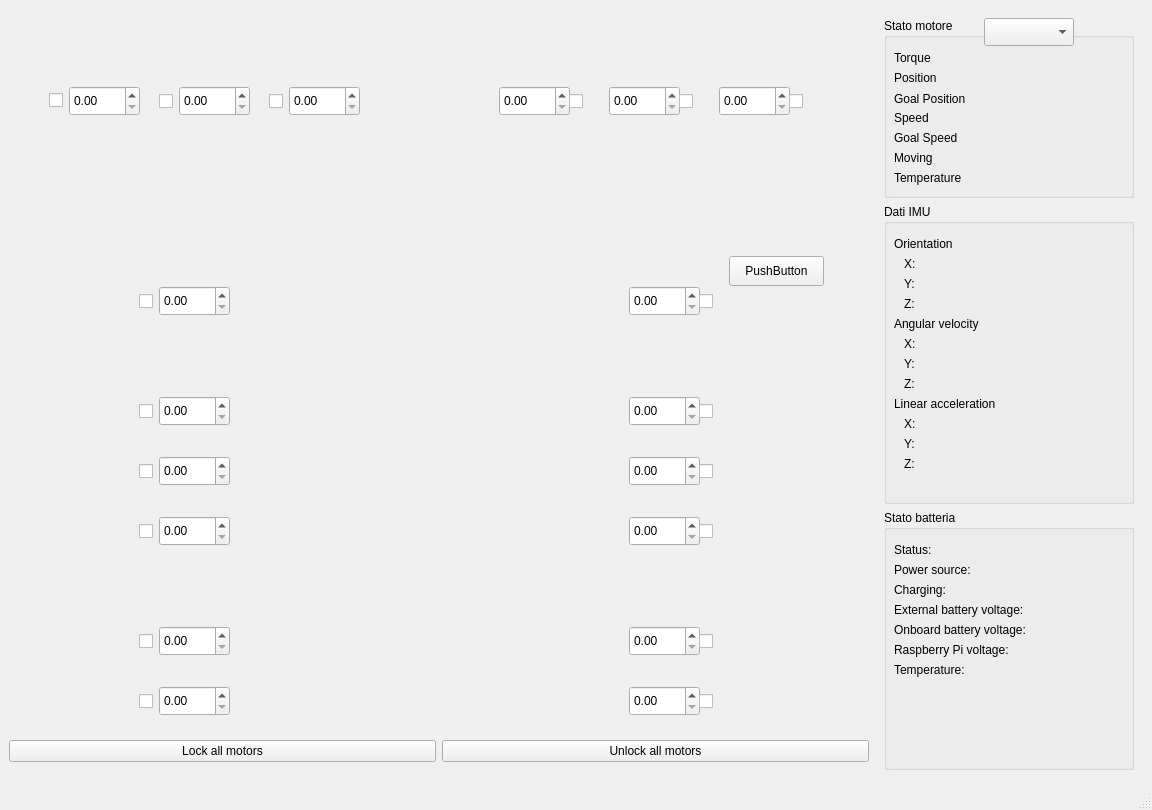
Old version of the form res/GUI.ui in the repository roncapat/RaspBioloid-ControlPanel.
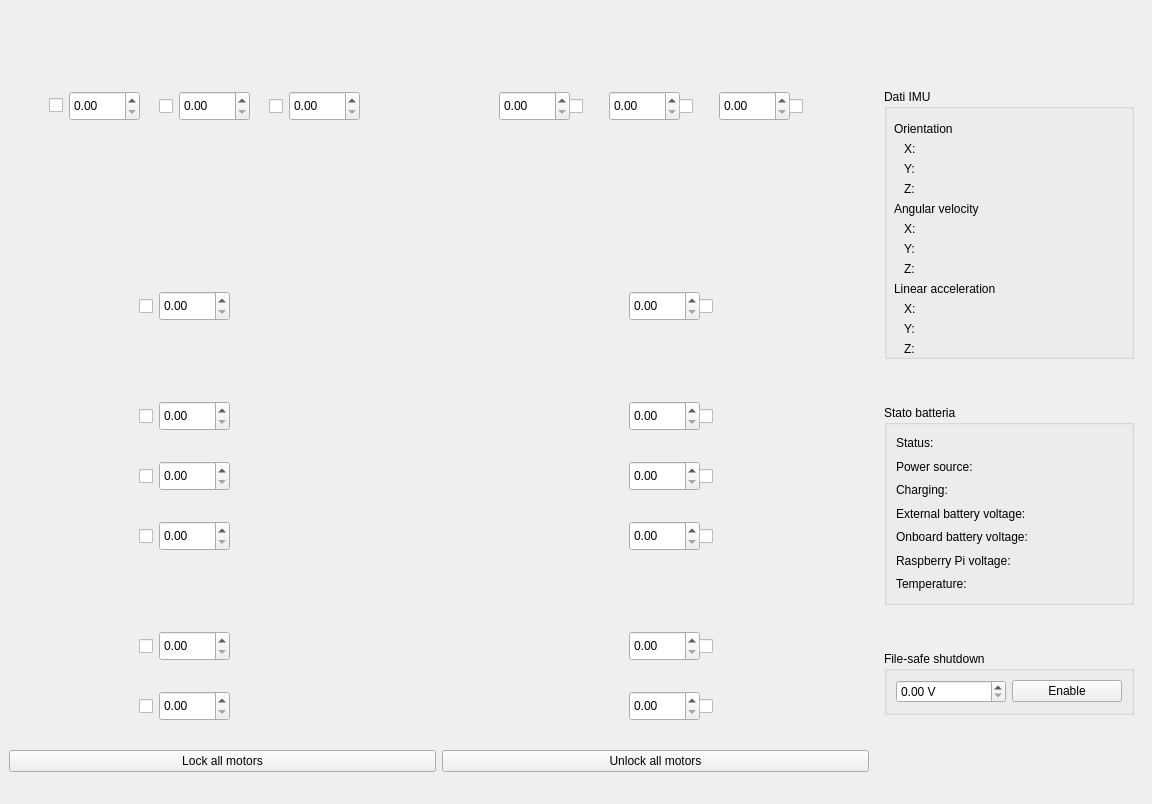
New version of the form. Icons and pictures are not drawn.

What changed in the file:
```diff
--- a/res/GUI.ui
+++ b/res/GUI.ui
@@ -717,19 +717,6 @@
           <string/>
          </property>
         </widget>
-        <widget class="QPushButton" name="anim1">
-         <property name="geometry">
-          <rect>
-           <x>720</x>
-           <y>230</y>
-           <width>95</width>
-           <height>30</height>
-          </rect>
-         </property>
-         <property name="text">
-          <string>PushButton</string>
-         </property>
-        </widget>
        </widget>
       </item>
       <item>
@@ -755,7 +742,7 @@
     <item>
      <widget class="QWidget" name="sidebar" native="true">
       <property name="sizePolicy">
-       <sizepolicy hsizetype="Preferred" vsizetype="Fixed">
+       <sizepolicy hsizetype="Preferred" vsizetype="Preferred">
         <horstretch>0</horstretch>
         <verstretch>0</verstretch>
        </sizepolicy>
@@ -764,144 +751,6 @@
        <property name="sizeConstraint">
         <enum>QLayout::SetFixedSize</enum>
        </property>
-       <item>
-        <widget class="QGroupBox" name="motor">
-         <property name="sizePolicy">
-          <sizepolicy hsizetype="Expanding" vsizetype="Fixed">
-           <horstretch>0</horstretch>
-           <verstretch>0</verstretch>
-          </sizepolicy>
-         </property>
-         <property name="minimumSize">
-          <size>
-           <width>250</width>
-           <height>180</height>
-          </size>
-         </property>
-         <property name="title">
-          <string>Stato motore </string>
-         </property>
-         <widget class="QComboBox" name="id">
-          <property name="geometry">
-           <rect>
-            <x>100</x>
-            <y>0</y>
-            <width>90</width>
-            <height>28</height>
-           </rect>
-          </property>
-          <property name="baseSize">
-           <size>
-            <width>90</width>
-            <height>0</height>
-           </size>
-          </property>
-          <property name="autoFillBackground">
-           <bool>true</bool>
-          </property>
-          <property name="currentText">
-           <string/>
-          </property>
-          <property name="maxVisibleItems">
-           <number>18</number>
-          </property>
-          <property name="maxCount">
-           <number>18</number>
-          </property>
-         </widget>
-         <widget class="QLabel" name="torque">
-          <property name="geometry">
-           <rect>
-            <x>10</x>
-            <y>30</y>
-            <width>66</width>
-            <height>20</height>
-           </rect>
-          </property>
-          <property name="text">
-           <string>Torque</string>
-          </property>
-         </widget>
-         <widget class="QLabel" name="goal_position">
-          <property name="geometry">
-           <rect>
-            <x>10</x>
-            <y>70</y>
-            <width>101</width>
-            <height>21</height>
-           </rect>
-          </property>
-          <property name="text">
-           <string>Goal Position</string>
-          </property>
-         </widget>
-         <widget class="QLabel" name="position">
-          <property name="geometry">
-           <rect>
-            <x>10</x>
-            <y>50</y>
-            <width>66</width>
-            <height>20</height>
-           </rect>
-          </property>
-          <property name="text">
-           <string>Position</string>
-          </property>
-         </widget>
-         <widget class="QLabel" name="speed">
-          <property name="geometry">
-           <rect>
-            <x>10</x>
-            <y>90</y>
-            <width>66</width>
-            <height>20</height>
-           </rect>
-          </property>
-          <property name="text">
-           <string>Speed</string>
-          </property>
-         </widget>
-         <widget class="QLabel" name="goal_speed">
-          <property name="geometry">
-           <rect>
-            <x>10</x>
-            <y>110</y>
-            <width>81</width>
-            <height>20</height>
-           </rect>
-          </property>
-          <property name="text">
-           <string>Goal Speed</string>
-          </property>
-         </widget>
-         <widget class="QLabel" name="moving">
-          <property name="geometry">
-           <rect>
-            <x>10</x>
-            <y>130</y>
-            <width>81</width>
-            <height>20</height>
-           </rect>
-          </property>
-          <property name="text">
-           <string>Moving</string>
-          </property>
-         </widget>
-         <widget class="QLabel" name="temperature">
-          <property name="geometry">
-           <rect>
-            <x>10</x>
-            <y>150</y>
-            <width>91</width>
-            <height>20</height>
-           </rect>
-          </property>
-          <property name="text">
-           <string>Temperature</string>
-          </property>
-         </widget>
-        </widget>
-       </item>
        <item>
         <widget class="QGroupBox" name="imu">
          <property name="sizePolicy">
@@ -913,7 +762,7 @@
          <property name="minimumSize">
           <size>
            <width>250</width>
-           <height>300</height>
+           <height>270</height>
           </size>
          </property>
          <property name="title">
@@ -1077,6 +926,19 @@
          </widget>
         </widget>
        </item>
+       <item>
+        <spacer name="verticalSpacer">
+         <property name="orientation">
+          <enum>Qt::Vertical</enum>
+         </property>
+         <property name="sizeHint" stdset="0">
+          <size>
+           <width>20</width>
+           <height>40</height>
+          </size>
+         </property>
+        </spacer>
+       </item>
        <item>
         <widget class="QGroupBox" name="battery">
          <property name="sizePolicy">
@@ -1088,194 +950,164 @@
          <property name="minimumSize">
           <size>
            <width>250</width>
-           <height>260</height>
+           <height>200</height>
           </size>
          </property>
          <property name="title">
           <string>Stato batteria</string>
          </property>
-         <widget class="QLabel" name="b_status_label">
-          <property name="geometry">
-           <rect>
-            <x>10</x>
-            <y>30</y>
-            <width>71</width>
-            <height>20</height>
-           </rect>
-          </property>
-          <property name="text">
-           <string>Status:</string>
-          </property>
-         </widget>
-         <widget class="QLabel" name="b_source_label">
-          <property name="geometry">
-           <rect>
-            <x>10</x>
-            <y>50</y>
-            <width>101</width>
-            <height>20</height>
-           </rect>
-          </property>
-          <property name="text">
-           <string>Power source:</string>
-          </property>
-         </widget>
-         <widget class="QLabel" name="b_charging_label">
-          <property name="geometry">
-           <rect>
-            <x>10</x>
-            <y>70</y>
-            <width>71</width>
-            <height>20</height>
-           </rect>
-          </property>
-          <property name="text">
-           <string>Charging:</string>
-          </property>
-         </widget>
-         <widget class="QLabel" name="b_ext_label">
-          <property name="geometry">
-           <rect>
-            <x>10</x>
-            <y>90</y>
-            <width>171</width>
-            <height>20</height>
-           </rect>
-          </property>
-          <property name="text">
-           <string>External battery voltage:</string>
-          </property>
-         </widget>
-         <widget class="QLabel" name="b_onboard_label">
-          <property name="geometry">
-           <rect>
-            <x>10</x>
-            <y>110</y>
-            <width>171</width>
-            <height>20</height>
-           </rect>
-          </property>
-          <property name="text">
-           <string>Onboard battery voltage:</string>
-          </property>
-         </widget>
-         <widget class="QLabel" name="b_rpi_label">
-          <property name="geometry">
-           <rect>
-            <x>10</x>
-            <y>130</y>
-            <width>161</width>
-            <height>20</height>
-           </rect>
-          </property>
-          <property name="text">
-           <string>Raspberry Pi voltage:</string>
-          </property>
-         </widget>
-         <widget class="QLabel" name="b_status">
-          <property name="geometry">
-           <rect>
-            <x>180</x>
-            <y>30</y>
-            <width>71</width>
-            <height>20</height>
-           </rect>
-          </property>
-          <property name="text">
-           <string/>
-          </property>
-         </widget>
-         <widget class="QLabel" name="b_rpi">
-          <property name="geometry">
-           <rect>
-            <x>180</x>
-            <y>130</y>
-            <width>71</width>
-            <height>20</height>
-           </rect>
-          </property>
-          <property name="text">
-           <string/>
-          </property>
-         </widget>
-         <widget class="QLabel" name="b_onboard">
-          <property name="geometry">
-           <rect>
-            <x>180</x>
-            <y>110</y>
-            <width>71</width>
-            <height>20</height>
-           </rect>
-          </property>
-          <property name="text">
-           <string/>
-          </property>
-         </widget>
-         <widget class="QLabel" name="b_ext">
-          <property name="geometry">
-           <rect>
-            <x>180</x>
-            <y>90</y>
-            <width>71</width>
-            <height>20</height>
-           </rect>
-          </property>
-          <property name="text">
-           <string/>
-          </property>
-         </widget>
-         <widget class="QLabel" name="b_charging">
-          <property name="geometry">
-           <rect>
-            <x>180</x>
-            <y>70</y>
-            <width>71</width>
-            <height>20</height>
-           </rect>
-          </property>
-          <property name="text">
-           <string/>
-          </property>
-         </widget>
-         <widget class="QLabel" name="b_source">
-          <property name="geometry">
-           <rect>
-            <x>180</x>
-            <y>50</y>
-            <width>71</width>
-            <height>20</height>
-           </rect>
-          </property>
-          <property name="text">
-           <string/>
-          </property>
-         </widget>
-         <widget class="QLabel" name="b_temp_label">
-          <property name="geometry">
-           <rect>
-            <x>10</x>
-            <y>150</y>
-            <width>161</width>
-            <height>20</height>
-           </rect>
-          </property>
-          <property name="text">
-           <string>Temperature:</string>
-          </property>
-         </widget>
-         <widget class="QLabel" name="b_temp">
-          <property name="geometry">
-           <rect>
-            <x>180</x>
-            <y>150</y>
-            <width>71</width>
-            <height>20</height>
-           </rect>
-          </property>
-          <property name="text">
-           <string/>
-          </property>
-         </widget>
+         <layout class="QVBoxLayout" name="verticalLayout_4">
+          <item>
+           <layout class="QHBoxLayout" name="horizontalLayout_3">
+            <item>
+             <layout class="QVBoxLayout" name="verticalLayout_3">
+              <item>
+               <widget class="QLabel" name="b_status_label">
+                <property name="text">
+                 <string>Status:</string>
+                </property>
+               </widget>
+              </item>
+              <item>
+               <widget class="QLabel" name="b_source_label">
+                <property name="text">
+                 <string>Power source:</string>
+                </property>
+               </widget>
+              </item>
+              <item>
+               <widget class="QLabel" name="b_charging_label">
+                <property name="text">
+                 <string>Charging:</string>
+                </property>
+               </widget>
+              </item>
+              <item>
+               <widget class="QLabel" name="b_ext_label">
+                <property name="text">
+                 <string>External battery voltage:</string>
+                </property>
+               </widget>
+              </item>
+              <item>
+               <widget class="QLabel" name="b_onboard_label">
+                <property name="text">
+                 <string>Onboard battery voltage:</string>
+                </property>
+               </widget>
+              </item>
+              <item>
+               <widget class="QLabel" name="b_rpi_label">
+                <property name="text">
+                 <string>Raspberry Pi voltage:</string>
+                </property>
+               </widget>
+              </item>
+              <item>
+               <widget class="QLabel" name="b_temp_label">
+                <property name="text">
+                 <string>Temperature:</string>
+                </property>
+               </widget>
+              </item>
+             </layout>
+            </item>
+            <item>
+             <layout class="QVBoxLayout" name="verticalLayout_2">
+              <item>
+               <widget class="QLabel" name="b_status">
+                <property name="text">
+                 <string/>
+                </property>
+               </widget>
+              </item>
+              <item>
+               <widget class="QLabel" name="b_source">
+                <property name="text">
+                 <string/>
+                </property>
+               </widget>
+              </item>
+              <item>
+               <widget class="QLabel" name="b_charging">
+                <property name="text">
+                 <string/>
+                </property>
+               </widget>
+              </item>
+              <item>
+               <widget class="QLabel" name="b_ext">
+                <property name="text">
+                 <string/>
+                </property>
+               </widget>
+              </item>
+              <item>
+               <widget class="QLabel" name="b_onboard">
+                <property name="text">
+                 <string/>
+                </property>
+               </widget>
+              </item>
+              <item>
+               <widget class="QLabel" name="b_rpi">
+                <property name="text">
+                 <string/>
+                </property>
+               </widget>
+              </item>
+              <item>
+               <widget class="QLabel" name="b_temp">
+                <property name="text">
+                 <string/>
+                </property>
+               </widget>
+              </item>
+             </layout>
+            </item>
+           </layout>
+          </item>
+         </layout>
+        </widget>
+       </item>
+       <item>
+        <spacer name="verticalSpacer_2">
+         <property name="orientation">
+          <enum>Qt::Vertical</enum>
+         </property>
+         <property name="sizeHint" stdset="0">
+          <size>
+           <width>20</width>
+           <height>40</height>
+          </size>
+         </property>
+        </spacer>
+       </item>
+       <item>
+        <widget class="QGroupBox" name="fssd">
+         <property name="title">
+          <string>File-safe shutdown</string>
+         </property>
+         <layout class="QVBoxLayout" name="verticalLayout_5">
+          <item>
+           <layout class="QHBoxLayout" name="horizontalLayout_4">
+            <item>
+             <widget class="QDoubleSpinBox" name="min_ext_voltage">
+              <property name="suffix">
+               <string> V</string>
+              </property>
+             </widget>
+            </item>
+            <item>
+             <widget class="QPushButton" name="button_ffsd">
+              <property name="text">
+               <string>Enable</string>
+              </property>
+             </widget>
+            </item>
+           </layout>
+          </item>
+         </layout>
         </widget>
        </item>
       </layout>
@@ -1283,17 +1115,6 @@
     </item>
    </layout>
   </widget>
-  <widget class="QMenuBar" name="menubar">
-   <property name="geometry">
-    <rect>
-     <x>0</x>
-     <y>0</y>
-     <width>1152</width>
-     <height>26</height>
-    </rect>
-   </property>
-  </widget>
-  <widget class="QStatusBar" name="statusbar"/>
  </widget>
  <resources>
   <include location="resources.qrc"/>
```
